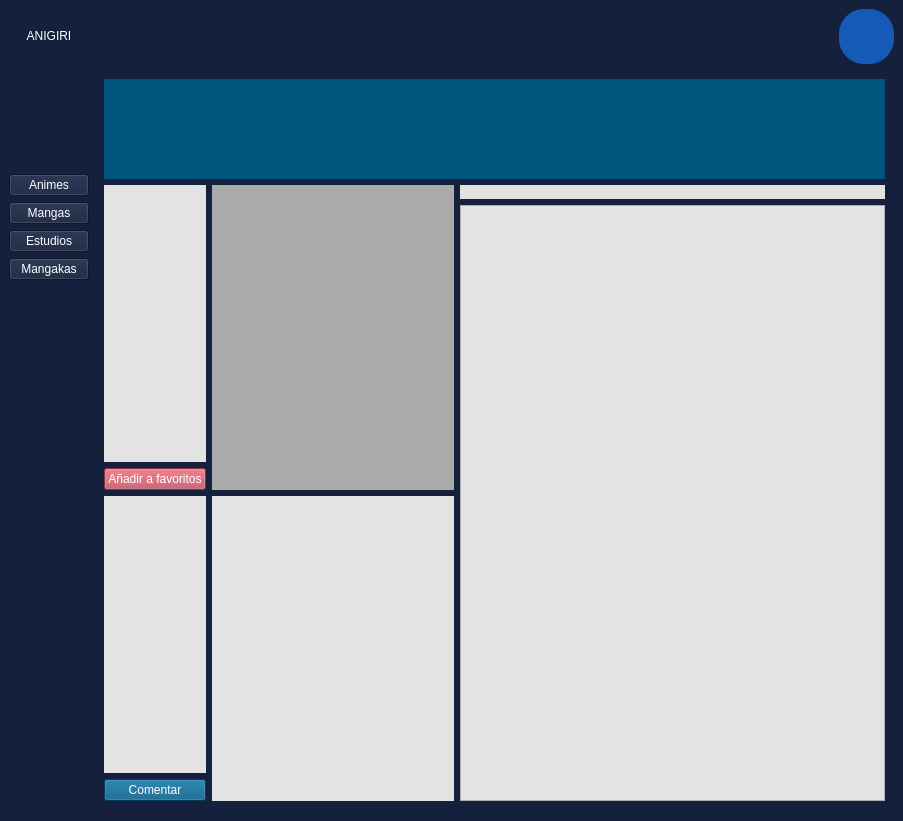
This is Ui/contentPage.ui in rmungar/PersistenciaDIN as Qt 5 draws it before an edit. The edited form follows.
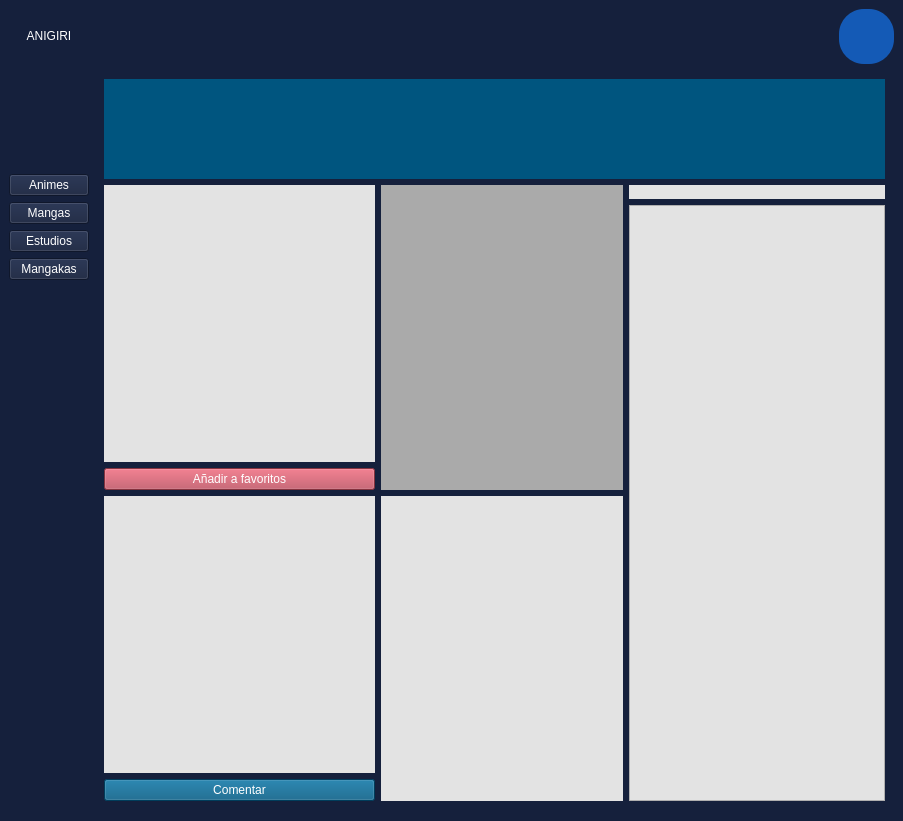
This is the edited form. Icons and pictures are not drawn.

The edit to the form file:
```diff
--- a/Ui/contentPage.ui
+++ b/Ui/contentPage.ui
@@ -148,6 +148,9 @@
              <property name="text">
               <string/>
              </property>
+             <property name="wordWrap">
+              <bool>true</bool>
+             </property>
             </widget>
            </item>
            <item row="1" column="0">
@@ -210,6 +213,9 @@
              <property name="text">
               <string/>
              </property>
+             <property name="wordWrap">
+              <bool>true</bool>
+             </property>
             </widget>
            </item>
           </layout>
@@ -282,7 +288,13 @@
          <item row="1" column="2" rowspan="2">
           <layout class="QGridLayout" name="gridLayout_6">
            <item row="0" column="0">
-            <widget class="QLabel" name="rankingList">
+            <widget class="QLabel" name="rankingLabel">
+             <property name="sizePolicy">
+              <sizepolicy hsizetype="Minimum" vsizetype="Preferred">
+               <horstretch>0</horstretch>
+               <verstretch>0</verstretch>
+              </sizepolicy>
+             </property>
              <property name="styleSheet">
               <string notr="true">background-color:rgb(227, 227, 227);
 color: rgb(0, 0, 0);
@@ -295,6 +307,12 @@
            </item>
            <item row="1" column="0">
             <widget class="QListWidget" name="ranking">
+             <property name="sizePolicy">
+              <sizepolicy hsizetype="Fixed" vsizetype="Expanding">
+               <horstretch>0</horstretch>
+               <verstretch>0</verstretch>
+              </sizepolicy>
+             </property>
              <property name="styleSheet">
               <string notr="true">background-color:rgb(227, 227, 227);
 color: rgb(0, 0, 0);
```
